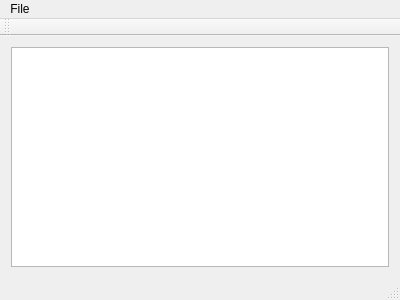
The window that StructuralAnlysis/mainwindow.ui (FishTacos23/570Project) describes before a commit, drawn with Qt 5.
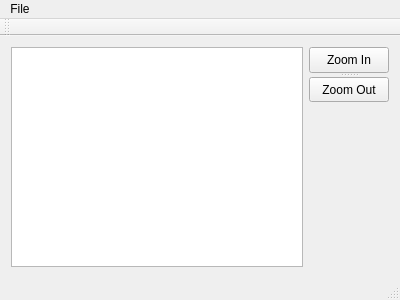
The same window after the commit.

Patch:
```diff
--- a/StructuralAnlysis/mainwindow.ui
+++ b/StructuralAnlysis/mainwindow.ui
@@ -15,9 +15,65 @@
   </property>
   <widget class="QWidget" name="centralWidget">
    <layout class="QGridLayout" name="gridLayout">
-    <item row="0" column="0">
+    <item row="2" column="1">
+     <spacer name="verticalSpacer_2">
+      <property name="orientation">
+       <enum>Qt::Vertical</enum>
+      </property>
+      <property name="sizeHint" stdset="0">
+       <size>
+        <width>20</width>
+        <height>40</height>
+       </size>
+      </property>
+     </spacer>
+    </item>
+    <item row="0" column="1">
+     <widget class="QSplitter" name="splitter">
+      <property name="orientation">
+       <enum>Qt::Vertical</enum>
+      </property>
+      <widget class="QPushButton" name="pushButton_ZoomIn">
+       <property name="text">
+        <string>Zoom In</string>
+       </property>
+      </widget>
+      <widget class="QPushButton" name="pushButton_ZOut">
+       <property name="text">
+        <string>Zoom Out</string>
+       </property>
+      </widget>
+     </widget>
+    </item>
+    <item row="3" column="1">
+     <spacer name="verticalSpacer">
+      <property name="orientation">
+       <enum>Qt::Vertical</enum>
+      </property>
+      <property name="sizeHint" stdset="0">
+       <size>
+        <width>20</width>
+        <height>54</height>
+       </size>
+      </property>
+     </spacer>
+    </item>
+    <item row="0" column="0" rowspan="4">
      <widget class="QGraphicsView" name="graphicsView"/>
     </item>
+    <item row="1" column="1">
+     <spacer name="verticalSpacer_3">
+      <property name="orientation">
+       <enum>Qt::Vertical</enum>
+      </property>
+      <property name="sizeHint" stdset="0">
+       <size>
+        <width>20</width>
+        <height>40</height>
+       </size>
+      </property>
+     </spacer>
+    </item>
    </layout>
   </widget>
   <widget class="QMenuBar" name="menuBar">
```
